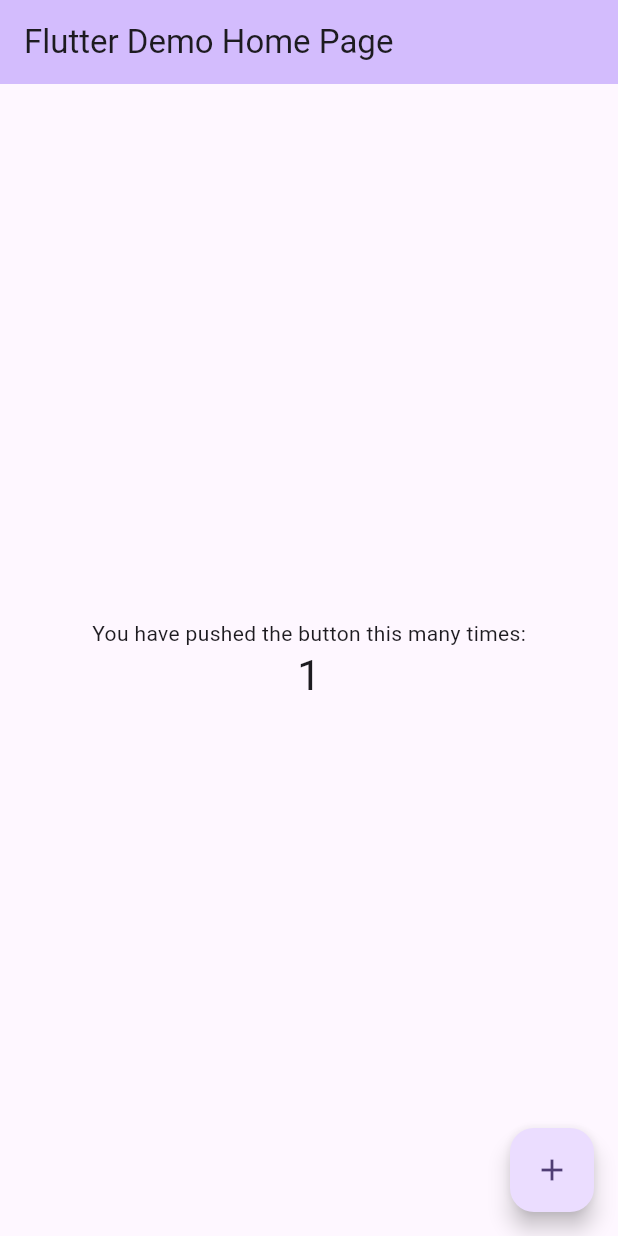
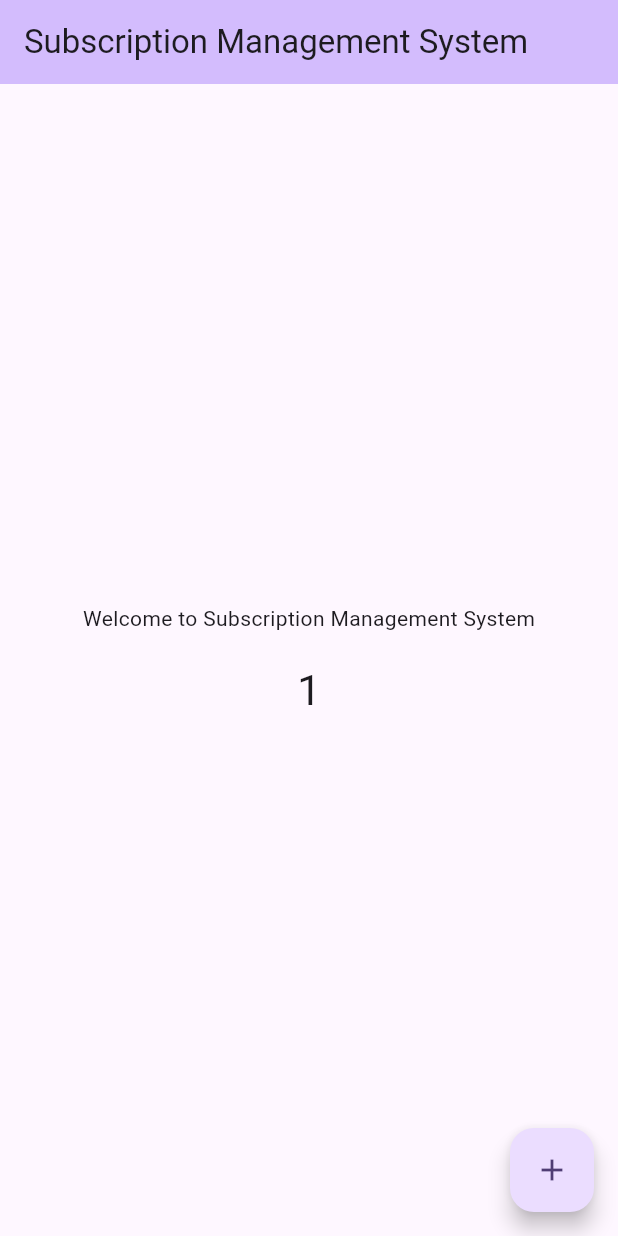
Before and after one commit to ZiyanBiju/Make-a-ton-x-odoo-project, a Flutter app: the screen it shows after launch, after a tap on the "add" icon, on a phone screen of 412 x 824 dp. Run offline on Flutter 3.47's test engine with Material 3 defaults, Android fonts, the phone set to English and light mode, and no system bars; our stand-ins replace dio.

Commit message:
Refactor main.dart for Subscription Management System

```diff
--- a/lib/main.dart
+++ b/lib/main.dart
@@ -1,3 +1,4 @@
+
 import 'package:flutter/material.dart';
 
 void main() {
@@ -7,45 +8,26 @@ void main() {
 class MyApp extends StatelessWidget {
   const MyApp({super.key});
 
-  // This widget is the root of your application.
   @override
   Widget build(BuildContext context) {
     return MaterialApp(
-      title: 'Flutter Demo',
+      debugShowCheckedModeBanner: false,
+      title: 'Subscription Management System',
       theme: ThemeData(
-        // This is the theme of your application.
-        //
-        // TRY THIS: Try running your application with "flutter run". You'll see
-        // the application has a purple toolbar. Then, without quitting the app,
-        // try changing the seedColor in the colorScheme below to Colors.green
-        // and then invoke "hot reload" (save your changes or press the "hot
-        // reload" button in a Flutter-supported IDE, or press "r" if you used
-        // the command line to start the app).
-        //
-        // Notice that the counter didn't reset back to zero; the application
-        // state is not lost during the reload. To reset the state, use hot
-        // restart instead.
-        //
-        // This works for code too, not just values: Most code changes can be
-        // tested with just a hot reload.
-        colorScheme: .fromSeed(seedColor: Colors.deepPurple),
+        colorScheme: ColorScheme.fromSeed(
+          seedColor: Colors.deepPurple,
+        ),
+        useMaterial3: true,
       ),
-      home: const MyHomePage(title: 'Flutter Demo Home Page'),
+      home: const MyHomePage(
+        title: 'Subscription Management System',
+      ),
     );
   }
 }
 
 class MyHomePage extends StatefulWidget {
   const MyHomePage({super.key, required this.title});
-
-  // This widget is the home page of your application. It is stateful, meaning
-  // that it has a State object (defined below) that contains fields that affect
-  // how it looks.
-
-  // This class is the configuration for the state. It holds the values (in this
-  // case the title) provided by the parent (in this case the App widget) and
-  // used by the build method of the State. Fields in a Widget subclass are
-  // always marked "final".
 
   final String title;
 
@@ -54,67 +36,36 @@ class MyHomePage extends StatefulWidget {
 }
 
 class _MyHomePageState extends State<MyHomePage> {
-  int _counter = 0;
+  int counter = 0;
 
-  void _incrementCounter() {
+  void incrementCounter() {
     setState(() {
-      // This call to setState tells the Flutter framework that something has
-      // changed in this State, which causes it to rerun the build method below
-      // so that the display can reflect the updated values. If we changed
-      // _counter without calling setState(), then the build method would not be
-      // called again, and so nothing would appear to happen.
-      _counter++;
+      counter++;
     });
   }
 
   @override
   Widget build(BuildContext context) {
-    // This method is rerun every time setState is called, for instance as done
-    // by the _incrementCounter method above.
-    //
-    // The Flutter framework has been optimized to make rerunning build methods
-    // fast, so that you can just rebuild anything that needs updating rather
-    // than having to individually change instances of widgets.
     return Scaffold(
       appBar: AppBar(
-        // TRY THIS: Try changing the color here to a specific color (to
-        // Colors.amber, perhaps?) and trigger a hot reload to see the AppBar
-        // change color while the other colors stay the same.
         backgroundColor: Theme.of(context).colorScheme.inversePrimary,
-        // Here we take the value from the MyHomePage object that was created by
-        // the App.build method, and use it to set our appbar title.
         title: Text(widget.title),
       ),
       body: Center(
-        // Center is a layout widget. It takes a single child and positions it
-        // in the middle of the parent.
         child: Column(
-          // Column is also a layout widget. It takes a list of children and
-          // arranges them vertically. By default, it sizes itself to fit its
-          // children horizontally, and tries to be as tall as its parent.
-          //
-          // Column has various properties to control how it sizes itself and
-          // how it positions its children. Here we use mainAxisAlignment to
-          // center the children vertically; the main axis here is the vertical
-          // axis because Columns are vertical (the cross axis would be
-          // horizontal).
-          //
-          // TRY THIS: Invoke "debug painting" (choose the "Toggle Debug Paint"
-          // action in the IDE, or press "p" in the console), to see the
-          // wireframe for each widget.
-          mainAxisAlignment: .center,
+          mainAxisAlignment: MainAxisAlignment.center,
           children: [
-            const Text('You have pushed the button this many times:'),
+            const Text('Welcome to Subscription Management System'),
+            const SizedBox(height: 20),
             Text(
-              '$_counter',
+              '$counter',
               style: Theme.of(context).textTheme.headlineMedium,
             ),
           ],
         ),
       ),
       floatingActionButton: FloatingActionButton(
-        onPressed: _incrementCounter,
-        tooltip: 'Increment',
+        onPressed: incrementCounter,
         child: const Icon(Icons.add),
       ),
     );
```
